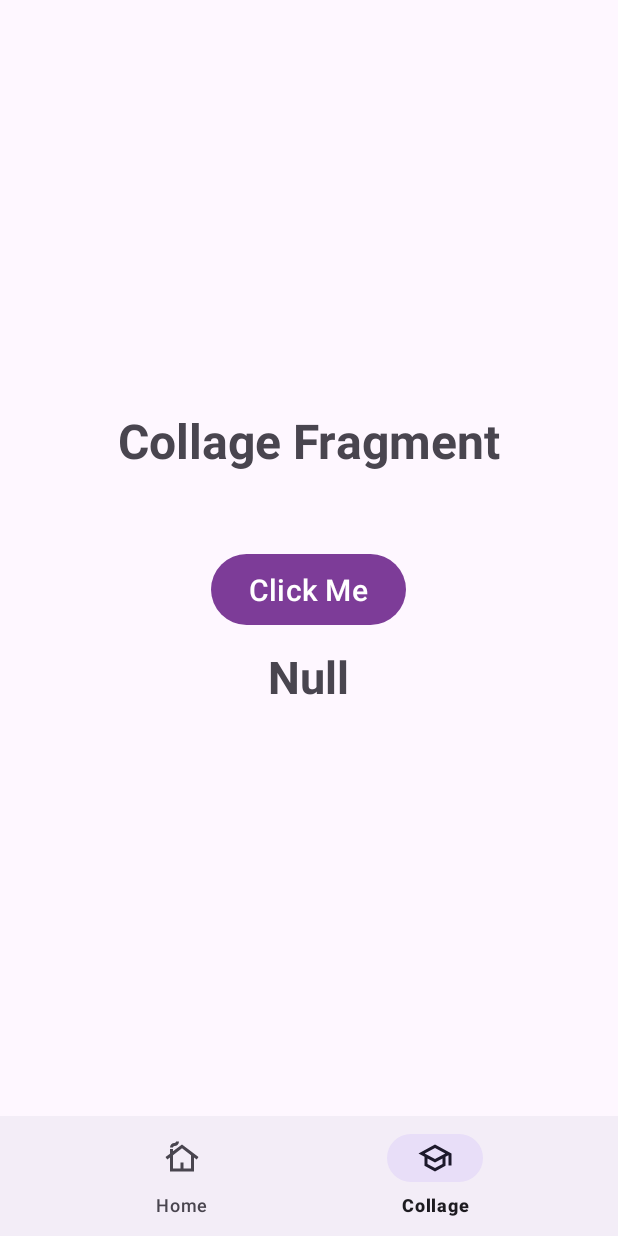
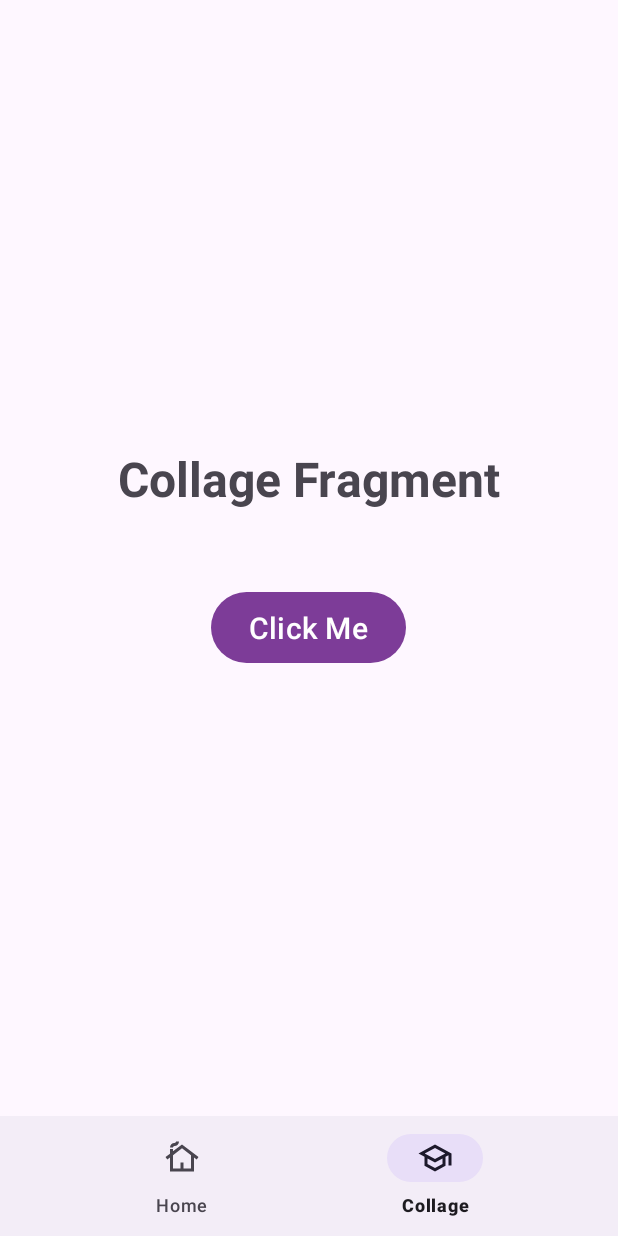
Before and after one commit to Sahi552/Internship, an Android app: the screen it shows after launch (BottomNavigationActivity), item 2 of the bottom bar chosen, on a phone screen of 412 x 824 dp. Run offline under Robolectric (Android 15) with nearby library versions, the phone set to English and light mode, and no system bars.

Commit message:
second commit

```diff
--- a/RetrofitApi/app/src/main/AndroidManifest.xml
+++ b/RetrofitApi/app/src/main/AndroidManifest.xml
@@ -3,6 +3,7 @@
     xmlns:tools="http://schemas.android.com/tools">
 
     <uses-permission android:name="android.permission.INTERNET" />
+    <uses-permission android:name="android.permission.ACCESS_NETWORK_STATE" />
 
     <application
         android:allowBackup="true"
--- a/RetrofitApi/app/src/main/java/com/example/retrofitapi/CollageFragment.kt
+++ b/RetrofitApi/app/src/main/java/com/example/retrofitapi/CollageFragment.kt
@@ -6,14 +6,11 @@ import android.view.LayoutInflater
 import android.view.View
 import android.view.ViewGroup
 import androidx.fragment.app.Fragment
-import androidx.fragment.app.activityViewModels
 import com.example.retrofitapi.databinding.FragmentCollageBinding
 
 class CollageFragment : Fragment() {
 
     private lateinit var binding: FragmentCollageBinding
-
-    private val viewModel: ItemViewModel by activityViewModels()
 
     override fun onCreateView(
         inflater: LayoutInflater, container: ViewGroup?,
--- a/RetrofitApi/app/src/main/res/layout/fragment_collage.xml
+++ b/RetrofitApi/app/src/main/res/layout/fragment_collage.xml
@@ -30,15 +30,6 @@
             android:text="Click Me"
             android:textSize="20sp" />
 
-        <TextView
-            android:id="@+id/collageFragmentTextView"
-            android:layout_width="wrap_content"
-
-            android:layout_height="wrap_content"
-            android:layout_marginTop="10dp"
-            android:text="Null"
-            android:textSize="30sp"
-            android:textStyle="bold" />
     </LinearLayout>
 
 </FrameLayout>
```
Also changed, not shown: RetrofitApi/app/src/main/java/com/example/retrofitapi/ApiScreen.kt (+15 -5 lines).
